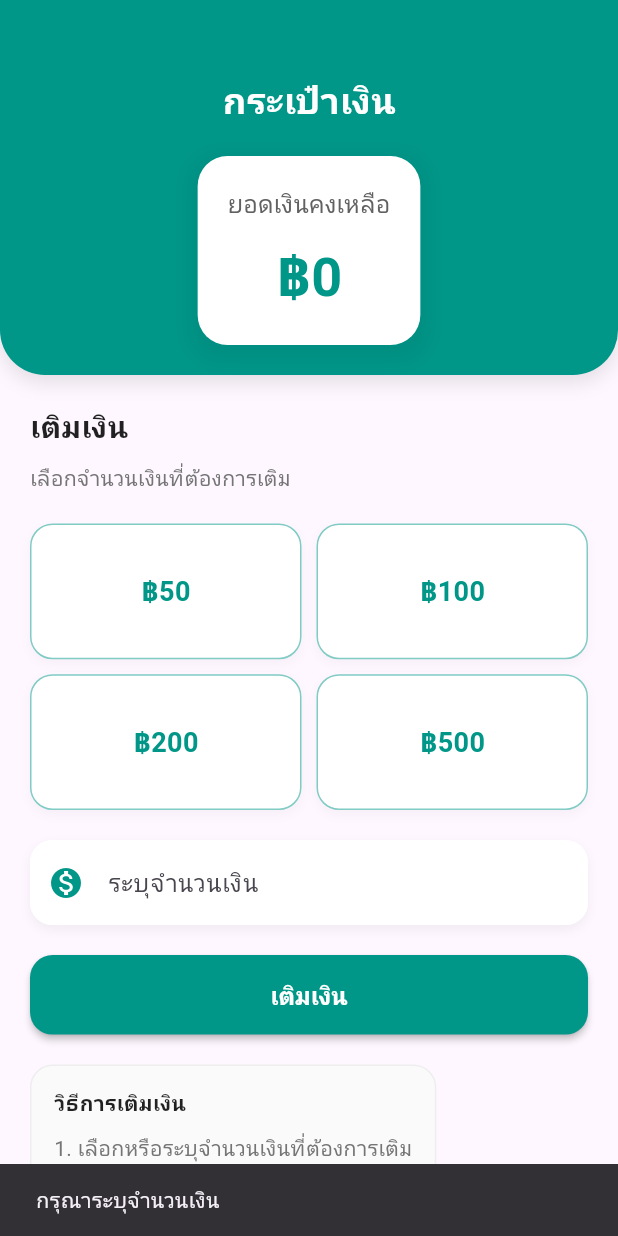
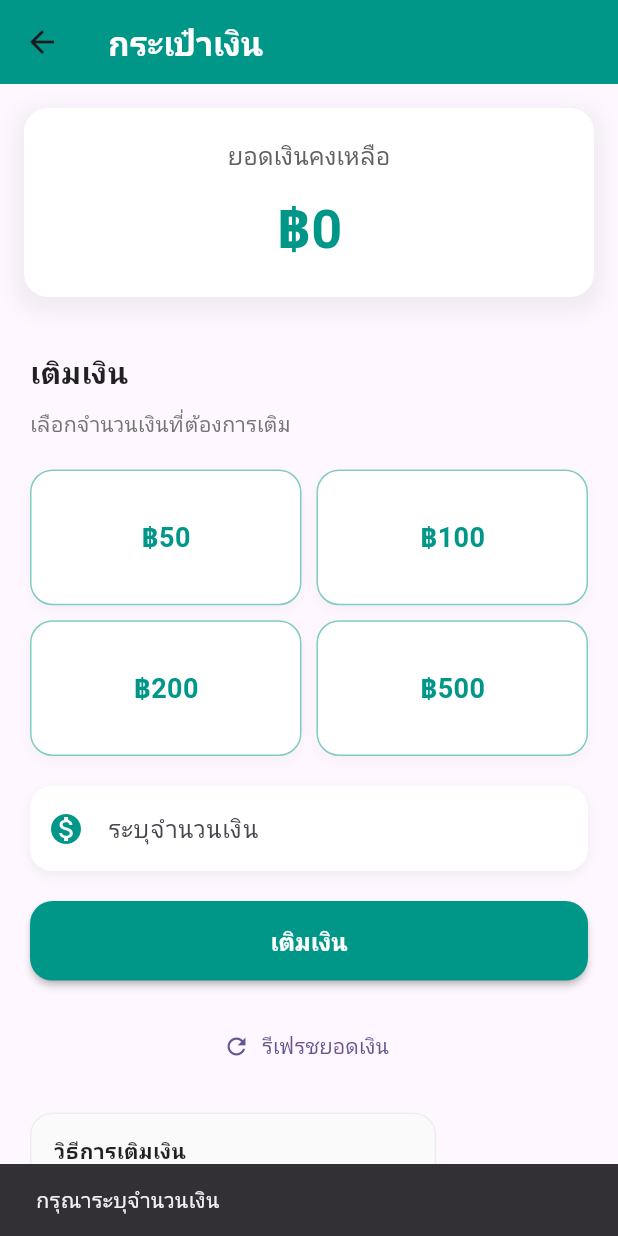
Before and after one commit to Itheans/HH, a Flutter app: the Payment screen opened directly, after a tap on "เติมเงิน", on a phone screen of 412 x 824 dp. Run offline on Flutter 3.47's test engine with Material 3 defaults, Android fonts, the phone set to English and light mode, and no system bars; our stand-ins replace calendar_date_picker2, cloud_firestore, curved_navigation_bar, firebase_auth, firebase_core, firebase_storage and 11 more; missing offline and left inert: flutter_stripe; accounts and stored records are empty.

Commit message:
payment v3

```diff
--- a/lib/pages.dart/payment.dart
+++ b/lib/pages.dart/payment.dart
@@ -1,5 +1,6 @@
 import 'dart:convert';
 import 'package:cloud_firestore/cloud_firestore.dart';
+import 'package:firebase_auth/firebase_auth.dart';
 import 'package:flutter/material.dart';
 import 'package:flutter_stripe/flutter_stripe.dart';
 import 'package:myproject/services/shared_pref.dart';
@@ -25,35 +26,61 @@ class _PaymentState extends State<Payment> {
   final List<String> _suggestedAmounts = ["50", "100", "200", "500"];
 
   // ดึงข้อมูล shared preferences
-  getthesharedpref() async {
+  Future<void> getthesharedpref() async {
     try {
-      wallet = await SharedPreferenceHelper().getUserWallet();
-      // ถ้าค่า wallet เป็น null หรือค่าว่าง ให้กำหนดเป็น "0"
-      if (wallet == null || wallet!.isEmpty) {
-        wallet = "0";
-        // บันทึกค่าเริ่มต้นลงใน SharedPreferences
-        await SharedPreferenceHelper().saveUserWallet("0");
+      // ดึง ID ก่อนเพื่อใช้ในการดึงข้อมูลจาก Firestore
+      id = await SharedPreferenceHelper().getUserId();
+
+      // ดึงข้อมูล wallet จาก Firestore แทนที่จะอ่านจาก SharedPreferences
+      if (id != null && id!.isNotEmpty) {
+        DocumentSnapshot userDoc =
+            await FirebaseFirestore.instance.collection('users').doc(id).get();
+
+        if (userDoc.exists) {
+          Map<String, dynamic>? userData =
+              userDoc.data() as Map<String, dynamic>?;
+
+          // อ่านค่า wallet จาก Firestore
+          wallet = userData?['wallet']?.toString() ?? '0';
+
+          // บันทึกค่าลงใน SharedPreferences เพื่อให้ตรงกัน
+          await SharedPreferenceHelper().saveUserWallet(wallet ?? '0');
+        } else {
+          wallet = '0';
+          // สร้างฟิลด์ wallet ใน Firestore หากยังไม่มี
+          await FirebaseFirestore.instance
+              .collection('users')
+              .doc(id)
+              .update({'wallet': '0'});
+          await SharedPreferenceHelper().saveUserWallet('0');
         }
-      id = await SharedPreferenceHelper().getUserId();
+      } else {
+        wallet = '0';
+        await SharedPreferenceHelper().saveUserWallet('0');
+      }
+
+      if (mounted) {
         setState(() {});
+      }
     } catch (e) {
       // จัดการกับข้อผิดพลาด
       print('Error getting shared preferences: $e');
       // กำหนดค่าเริ่มต้นในกรณีที่เกิดข้อผิดพลาด
       wallet = "0";
+      if (mounted) {
         setState(() {});
+      }
     }
   }
 
   ontheload() async {
     await getthesharedpref();
-    setState(() {});
   }
 
   @override
   void initState() {
+    super.initState();
     ontheload();
-    super.initState();
   }
 
   Map<String, dynamic>? paymentIntent;
@@ -115,9 +142,19 @@ class _PaymentState extends State<Payment> {
       // แสดง payment sheet
       await Stripe.instance.presentPaymentSheet();
 
-      // อัพเดท wallet หลังจากชำระเงินสำเร็จ
-      add = int.parse(wallet!) + int.parse(amount);
-      await SharedPreferenceHelper().saveUserWallet(add.toString());
+      // คำนวณยอดเงินใหม่
+      int currentBalance = int.parse(wallet ?? '0');
+      int amountToAdd = int.parse(amount);
+      int newBalance = currentBalance + amountToAdd;
+      wallet = newBalance.toString();
+
+      // บันทึกยอดเงินใหม่ลงใน Firestore
+      await updateWalletBalance(newBalance);
+
+      // อัพเดท UI
+      if (mounted) {
+        setState(() {});
+      }
 
       // แสดงข้อความสำเร็จ
       if (!mounted) return true;
@@ -125,9 +162,6 @@ class _PaymentState extends State<Payment> {
         content: Text('ชำระเงินสำเร็จ เติมเงิน ฿$amount ในกระเป๋าเงิน'),
         backgroundColor: Colors.green,
       ));
-
-      // อัพเดทค่า wallet ในหน้าจอ
-      await getthesharedpref();
 
       return true;
     } catch (e) {
@@ -148,6 +182,29 @@ class _PaymentState extends State<Payment> {
       return false;
     } finally {
       setState(() => _isLoading = false);
+    }
+  }
+
+  // ฟังก์ชันอัพเดทยอดเงินใน Firestore และ SharedPreferences
+  Future<void> updateWalletBalance(int newBalance) async {
+    try {
+      if (id != null && id!.isNotEmpty) {
+        // อัพเดทใน Firestore
+        await FirebaseFirestore.instance
+            .collection('users')
+            .doc(id)
+            .update({'wallet': newBalance.toString()});
+
+        // อัพเดทใน SharedPreferences
+        await SharedPreferenceHelper().saveUserWallet(newBalance.toString());
+
+        print('บันทึกยอดเงินใหม่ ฿$newBalance สำเร็จ');
+      } else {
+        print('ไม่สามารถบันทึกยอดเงินได้: ไม่พบ ID ผู้ใช้');
+      }
+    } catch (e) {
+      print('เกิดข้อผิดพลาดในการบันทึกยอดเงิน: $e');
+      throw Exception('ไม่สามารถบันทึกยอดเงินได้: $e');
     }
   }
 
@@ -181,6 +238,9 @@ class _PaymentState extends State<Payment> {
           'method': 'stripe',
           'timestamp': FieldValue.serverTimestamp(),
         });
+
+        // อัพเดทข้อมูลใหม่อีกครั้งเพื่อความแน่ใจ
+        await getthesharedpref();
       } catch (e) {
         print('Error saving payment history: $e');
       }
@@ -190,6 +250,13 @@ class _PaymentState extends State<Payment> {
   @override
   Widget build(BuildContext context) {
     return Scaffold(
+      appBar: AppBar(
+        title: Text(
+          'กระเป๋าเงิน',
+          style: TextStyle(color: Colors.white, fontWeight: FontWeight.bold),
+        ),
+        backgroundColor: Colors.teal,
+      ),
       body: wallet == null
           ? Center(child: CircularProgressIndicator())
           : Container(
@@ -197,42 +264,14 @@ class _PaymentState extends State<Payment> {
                 child: Column(
                   crossAxisAlignment: CrossAxisAlignment.start,
                   children: [
-                    // ส่วนหัว
+                    // ส่วนแสดงยอดเงิน
                     Container(
-                      padding: EdgeInsets.only(
-                          top: 50, left: 20, right: 20, bottom: 20),
-                      decoration: BoxDecoration(
-                        color: Colors.teal,
-                        borderRadius: BorderRadius.only(
-                          bottomLeft: Radius.circular(30),
-                          bottomRight: Radius.circular(30),
-                        ),
-                        boxShadow: [
-                          BoxShadow(
-                            color: Colors.black.withOpacity(0.1),
-                            blurRadius: 10,
-                            offset: Offset(0, 5),
-                          ),
-                        ],
-                      ),
-                      child: Column(
-                        children: [
-                          Center(
-                            child: Text(
-                              "กระเป๋าเงิน",
-                              style: TextStyle(
-                                color: Colors.white,
-                                fontSize: 24,
-                                fontWeight: FontWeight.bold,
-                              ),
-                            ),
-                          ),
-                          SizedBox(height: 20),
-                          Container(
+                      width: double.infinity,
                       padding: EdgeInsets.all(20),
+                      margin: EdgeInsets.all(16),
                       decoration: BoxDecoration(
                         color: Colors.white,
-                              borderRadius: BorderRadius.circular(20),
+                        borderRadius: BorderRadius.circular(16),
                         boxShadow: [
                           BoxShadow(
                             color: Colors.black.withOpacity(0.05),
@@ -258,9 +297,6 @@ class _PaymentState extends State<Payment> {
                               color: Colors.teal,
                               fontSize: 36,
                               fontWeight: FontWeight.bold,
-                                  ),
-                                ),
-                              ],
                             ),
                           ),
                         ],
@@ -405,6 +441,32 @@ class _PaymentState extends State<Payment> {
 
                           SizedBox(height: 20),
 
+                          // ปุ่มรีเฟรชยอดเงิน
+                          Center(
+                            child: TextButton.icon(
+                              onPressed: () async {
+                                // แสดง loading
+                                setState(() => _isLoading = true);
+
+                                // ดึงข้อมูลใหม่
+                                await getthesharedpref();
+
+                                // ซ่อน loading
+                                setState(() => _isLoading = false);
+
+                                // แสดงข้อความ
+                                ScaffoldMessenger.of(context).showSnackBar(
+                                    SnackBar(
+                                        content:
+                                            Text('อัปเดตยอดเงินเรียบร้อย')));
+                              },
+                              icon: Icon(Icons.refresh),
+                              label: Text('รีเฟรชยอดเงิน'),
+                            ),
+                          ),
+
+                          SizedBox(height: 20),
+
                           // คำอธิบาย
                           Container(
                             padding: EdgeInsets.all(15),
--- a/lib/services/shared_pref.dart
+++ b/lib/services/shared_pref.dart
@@ -1,3 +1,4 @@
+import 'package:cloud_firestore/cloud_firestore.dart';
 import 'package:shared_preferences/shared_preferences.dart';
 
 class SharedPreferenceHelper {
@@ -82,7 +83,27 @@ class SharedPreferenceHelper {
     return await prefs.clear(); // Clear all data
   }
 
-  saveUserWallet(String string) {}
+  Future<bool> saveUserWallet(String amount) async {
+    print('Saving wallet amount: $amount');
+    SharedPreferences prefs = await SharedPreferences.getInstance();
+    bool result = await prefs.setString(userWalletKey, amount);
+    print('Save result: $result');
+    return result;
+  }
 
-  getUserWallet() {}
+  Future<String?> getUserWallet() async {
+    SharedPreferences prefs = await SharedPreferences.getInstance();
+    String? wallet = prefs.getString(userWalletKey);
+    print('Retrieved wallet amount: $wallet');
+    return wallet;
+  }
+
+  Future<void> updateUserWallet(String userId, String amount) async {
+    return await FirebaseFirestore.instance
+        .collection('users')
+        .doc(userId)
+        .update({
+      'wallet': amount,
+    });
+  }
 }
```
Lines whose indentation alone changed are shown as unchanged.
